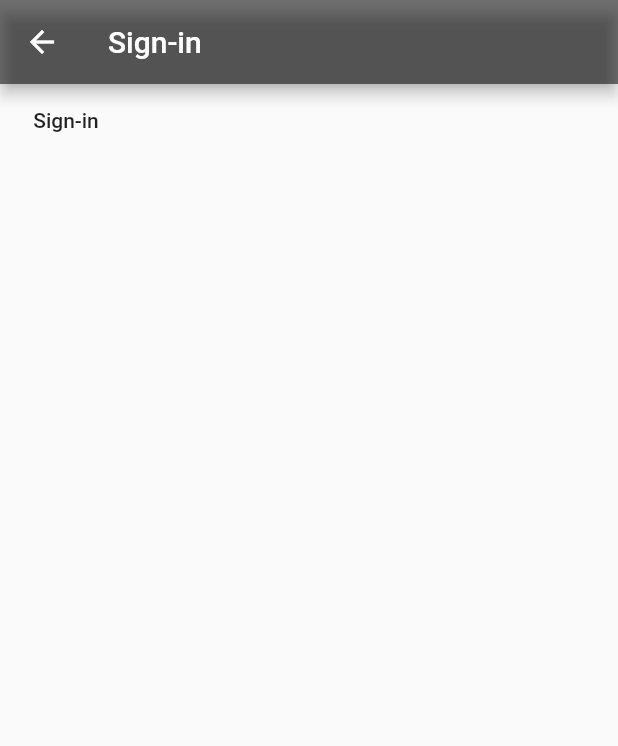
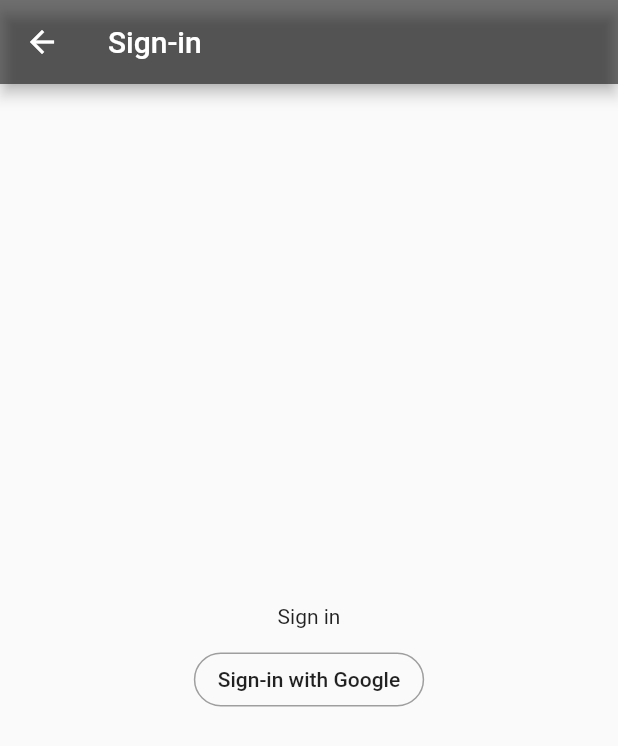
Before and after one commit to Luke-Tran/FitPal_MobileDevicesProject, a Flutter app: the SignInPage screen opened by its route, on a phone screen of 412 x 824 dp. Shown: the top 746 px of the screen. Run offline on Flutter 3.47's test engine with Material 2 defaults, Android fonts, the phone set to English and light mode, and no system bars; our stand-ins replace charts_flutter, cloud_firestore, flutter_i18n, flutter_local_notifications, flutter_map, geolocator and 3 more; missing offline and left inert: flutter_picker; accounts and stored records are empty.

Commit message:
Made the sign in screen look better

```diff
--- a/lib/database/db_model.dart
+++ b/lib/database/db_model.dart
@@ -59,8 +59,6 @@ class DBModel {
     QuerySnapshot collectionSnapshot = await query.getDocuments();
     List<DocumentSnapshot> cloudWorkoutsList = collectionSnapshot.documents.toList();
     for (DocumentSnapshot document in cloudWorkoutsList) {
-      print(document['workoutName']);
-      print(document.data);
       Workout workout = Workout.fromMap(document.data);
       await localInsertWorkout(workout);
     }
--- a/lib/pages/sign_in_page.dart
+++ b/lib/pages/sign_in_page.dart
@@ -10,7 +10,8 @@ class SignInPage extends StatefulWidget {
 
 class _SignInPageState extends State<SignInPage> {
   final _model = DBModel();
-  String _buttonText = 'Sign-in';
+  String _buttonText = 'Sign-in with Google';
+  String _pageTitle = 'Sign in';
   GoogleSignIn _googleSignIn = GoogleSignIn(scopes: ['email']);
 
   _login() async {
@@ -24,6 +25,7 @@ class _SignInPageState extends State<SignInPage> {
       await _model.getWorkoutsFromCloud();
       setState(() {
         _buttonText = 'Signed in';
+        _pageTitle = 'Signed in as'
       });
     } catch(error) {
       print(error);
@@ -33,26 +35,64 @@ class _SignInPageState extends State<SignInPage> {
   _logout() {
     _googleSignIn.signOut();
     setState(() {
-      _buttonText = 'Sign-in';
+      _buttonText = 'Sign in with Google';
     });
     globals.isLoggedIn = false;
   }
 
   @override
   Widget build(BuildContext context) {
+    Widget _getProfilePic(String url) {
+      if (url != "") {
+        return CircleAvatar(
+          radius: 45.0,
+          backgroundImage: NetworkImage(url),
+        );
+      }
+      else {
+        return SizedBox(height: 0.0);
+      }
+    }
+
     return Scaffold(
       appBar: AppBar(
         title: Text('Sign-in'),
         backgroundColor: Colors.black54,
       ),
-      body: FlatButton(
+      body: Container(
+        child: Center(
+          child: Column(
+            mainAxisAlignment: MainAxisAlignment.center,
+            children: <Widget>[
+              Text(
+                _pageTitle,
+              ),
+              _getProfilePic(globals.profilePic),
+              SizedBox(height: 10.0),
+              OutlineButton(
+                splashColor: Colors.grey,
                 onPressed: () {
                   if (!globals.isLoggedIn) {
                     print('logging in');
                     _login();
                   }
                 },
-        child: Text(_buttonText),
+                shape: RoundedRectangleBorder(borderRadius: BorderRadius.circular(40)),
+                borderSide: BorderSide(color: Colors.grey),
+                child: Padding(
+                  padding: EdgeInsets.fromLTRB(0, 10, 0, 10),
+                  child: Row(
+                    mainAxisAlignment: MainAxisAlignment.center,
+                    mainAxisSize: MainAxisSize.min,
+                    children: <Widget>[
+                      Text(_buttonText),
+                    ],
+                  ),
+                ),
+              ),
+            ],
+          ),
+        ),
       ),
     );
   }
```
Lines whose indentation alone changed are shown as unchanged.
